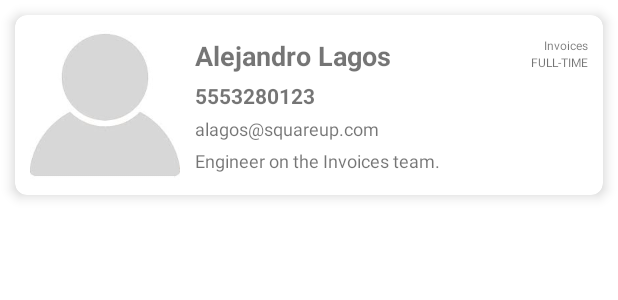
After one commit to alejandrolagosr/directory-android, an Android app: the layout employee_item.xml on its own in the app's theme, with its tools: preview values and no code run, on a phone screen of 412 x 824 dp. The commit adds this screen. Shown: the top 300 px of the screen. Run offline under Robolectric (Android 15) with nearby library versions, the phone set to English and light mode, and no system bars.

Commit message:
Added employee directory list, first approach
Signed-off-by: Alejandro Lagos <flagos.rd@gmail.com>

```diff
--- /dev/null
+++ b/app/src/main/res/layout/employee_item.xml
@@ -0,0 +1,96 @@
+<?xml version="1.0" encoding="utf-8"?>
+<androidx.cardview.widget.CardView xmlns:android="http://schemas.android.com/apk/res/android"
+    xmlns:app="http://schemas.android.com/apk/res-auto"
+    xmlns:tools="http://schemas.android.com/tools"
+    android:layout_width="match_parent"
+    android:layout_height="wrap_content"
+    android:layout_margin="@dimen/card_margin"
+    app:cardCornerRadius="@dimen/card_corner_radius"
+    app:cardElevation="@dimen/card_elevation"
+    app:cardMaxElevation="@dimen/card_elevation"
+    app:cardPreventCornerOverlap="true">
+
+    <androidx.constraintlayout.widget.ConstraintLayout
+        android:layout_width="match_parent"
+        android:layout_height="wrap_content"
+        android:padding="@dimen/card_padding">
+
+        <ImageView
+            android:id="@+id/image_employee"
+            android:layout_width="@dimen/image_size"
+            android:layout_height="@dimen/image_size"
+            android:contentDescription="@null"
+            app:layout_constraintStart_toStartOf="parent"
+            app:layout_constraintTop_toTopOf="parent"
+            tools:src="@drawable/ic_placeholder" />
+
+        <TextView
+            android:id="@+id/text_employee_name"
+            android:layout_width="wrap_content"
+            android:layout_height="wrap_content"
+            android:layout_marginHorizontal="@dimen/text_horizontal_margin"
+            android:textSize="@dimen/text_header_size"
+            android:textStyle="bold"
+            app:layout_constraintBottom_toTopOf="@+id/text_employee_phone_number"
+            app:layout_constraintStart_toEndOf="@+id/image_employee"
+            app:layout_constraintTop_toTopOf="parent"
+            tools:text="Alejandro Lagos" />
+
+        <TextView
+            android:id="@+id/text_employee_phone_number"
+            android:layout_width="wrap_content"
+            android:layout_height="wrap_content"
+            android:layout_marginHorizontal="@dimen/text_horizontal_margin"
+            android:textSize="@dimen/text_sub_header_size"
+            android:textStyle="bold"
+            app:layout_constraintBottom_toTopOf="@+id/text_employee_email"
+            app:layout_constraintStart_toEndOf="@+id/image_employee"
+            app:layout_constraintTop_toBottomOf="@+id/text_employee_name"
+            tools:text="5553280123" />
+
+        <TextView
+            android:id="@+id/text_employee_email"
+            android:layout_width="wrap_content"
+            android:layout_height="wrap_content"
+            android:layout_marginHorizontal="@dimen/text_horizontal_margin"
+            android:textSize="@dimen/text_normal_size"
+            app:layout_constraintBottom_toTopOf="@+id/text_employee_biography"
+            app:layout_constraintStart_toEndOf="@+id/image_employee"
+            app:layout_constraintTop_toBottomOf="@+id/text_employee_phone_number"
+            tools:text="alagos@squareup.com" />
+
+        <TextView
+            android:id="@+id/text_employee_biography"
+            android:layout_width="0dp"
+            android:layout_height="wrap_content"
+            android:layout_marginHorizontal="@dimen/text_horizontal_margin"
+            android:textSize="@dimen/text_normal_size"
+            app:layout_constraintBottom_toBottomOf="parent"
+            app:layout_constraintEnd_toEndOf="parent"
+            app:layout_constraintStart_toEndOf="@+id/image_employee"
+            app:layout_constraintTop_toBottomOf="@+id/text_employee_email"
+            tools:text="Engineer on the Invoices team." />
+
+        <TextView
+            android:id="@+id/text_employee_team"
+            android:layout_width="wrap_content"
+            android:layout_height="wrap_content"
+            android:textSize="@dimen/text_small_size"
+            app:layout_constraintEnd_toEndOf="parent"
+            app:layout_constraintTop_toTopOf="@+id/text_employee_name"
+            tools:ignore="SmallSp"
+            tools:text="Invoices" />
+
+        <TextView
+            android:id="@+id/text_employee_type"
+            android:layout_width="wrap_content"
+            android:layout_height="wrap_content"
+            android:textSize="@dimen/text_small_size"
+            app:layout_constraintEnd_toEndOf="parent"
+            app:layout_constraintTop_toBottomOf="@+id/text_employee_team"
+            tools:ignore="SmallSp"
+            tools:text="FULL-TIME" />
+
+    </androidx.constraintlayout.widget.ConstraintLayout>
+
+</androidx.cardview.widget.CardView>
--- /dev/null
+++ b/app/src/main/res/values/dimens.xml
@@ -0,0 +1,13 @@
+<?xml version="1.0" encoding="utf-8"?>
+<resources>
+    <dimen name="image_size">100dp</dimen>
+    <dimen name="card_margin">10dp</dimen>
+    <dimen name="card_padding">10dp</dimen>
+    <dimen name="card_corner_radius">8dp</dimen>
+    <dimen name="card_elevation">5dp</dimen>
+    <dimen name="text_horizontal_margin">10dp</dimen>
+    <dimen name="text_header_size">18sp</dimen>
+    <dimen name="text_sub_header_size">14sp</dimen>
+    <dimen name="text_normal_size">12sp</dimen>
+    <dimen name="text_small_size">8sp</dimen>
+</resources>
```
Also changed, not shown: app/src/main/java/com/flagos/directory/presentation/MainActivity.kt (+24 -2 lines), app/src/main/java/com/flagos/directory/presentation/MainViewModel.kt (added, +38 -0 lines), app/src/main/java/com/flagos/directory/presentation/adapter/EmployeeAdapter.kt (added, +26 -0 lines), app/src/main/java/com/flagos/directory/presentation/adapter/viewholder/EmployeeViewHolder.kt (added, +35 -0 lines), app/src/main/res/layout/activity_main.xml (+22 -0 lines), app/src/main/res/drawable/ic_placeholder.jpg (added).
